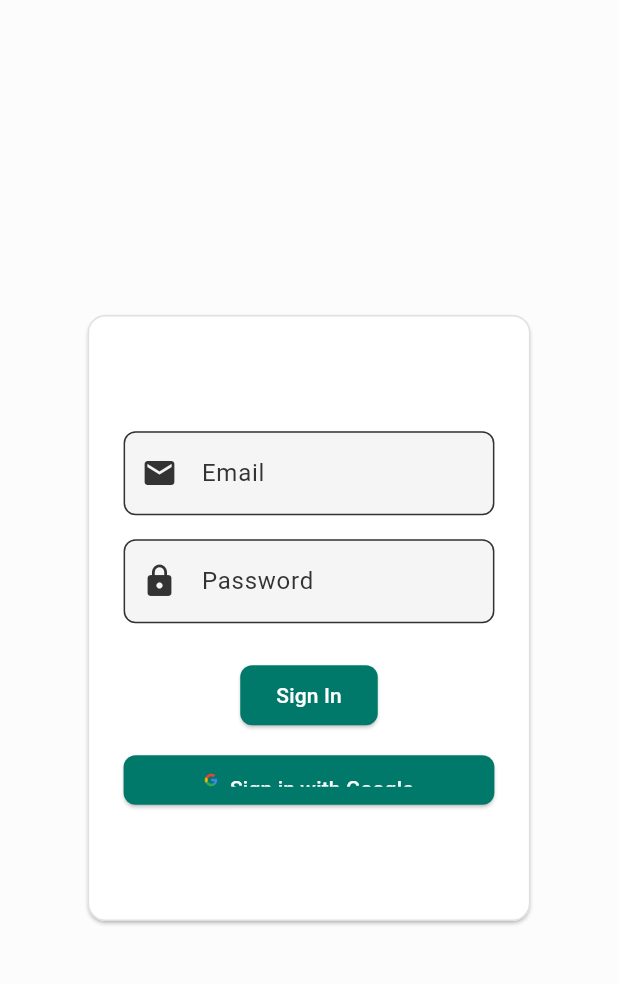
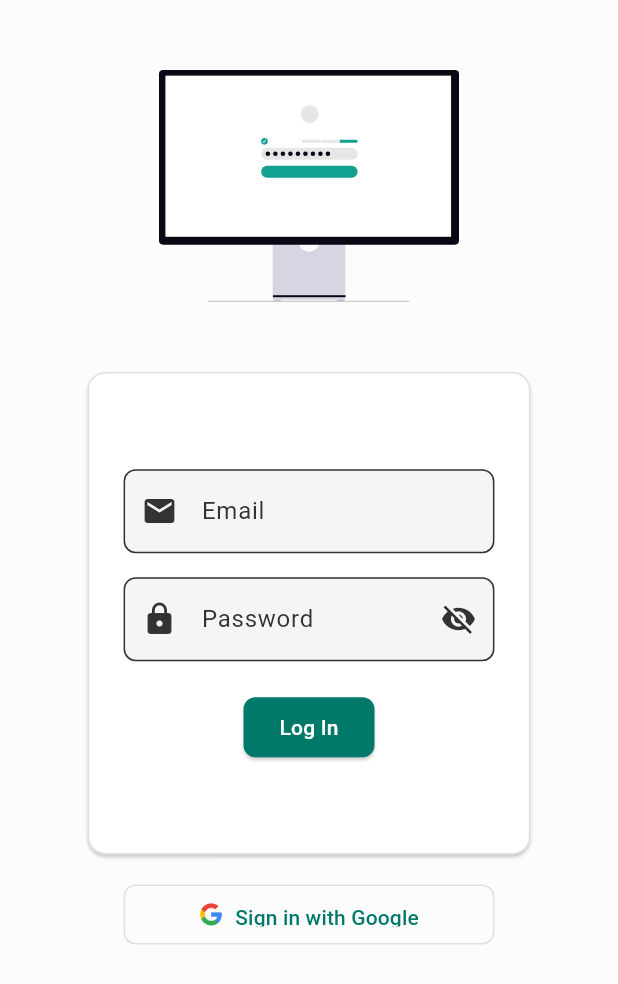
Before and after one commit to divyamD13/docu_sync, a Flutter app: the screen it shows after launch, on a phone screen of 412 x 824 dp. Shown: the top 984 px of the screen. Run offline on Flutter 3.47's test engine with Material 3 defaults, Android fonts, the light colour scheme and no system bars; our stand-ins replace flutter_svg.

Commit message:
login page ui completed

```diff
--- a/lib/constants/theme.dart
+++ b/lib/constants/theme.dart
@@ -137,6 +137,7 @@ class AppTheme {
     outlinedButtonTheme: OutlinedButtonThemeData(
       style: OutlinedButton.styleFrom(
         foregroundColor: AppColors.primary,
+        backgroundColor: AppColors.white,
         side: BorderSide(color: Colors.grey.shade800),
         shape: RoundedRectangleBorder(borderRadius: BorderRadius.circular(8)),
       ),
--- a/lib/screens/login_screen.dart
+++ b/lib/screens/login_screen.dart
@@ -1,6 +1,7 @@
 import 'package:docu_sync/constants/colors.dart';
 import 'package:flutter/foundation.dart';
 import 'package:flutter/material.dart';
+import 'package:flutter_svg/svg.dart';
 
 class LoginScreen extends StatefulWidget {
   const LoginScreen({Key? key}) : super(key: key);
@@ -13,8 +14,9 @@ class _LoginScreenState extends State<LoginScreen> {
   final _formKey = GlobalKey<FormState>();
   final TextEditingController emailController = TextEditingController();
   final TextEditingController passwordController = TextEditingController();
-  late final double webWidth=MediaQuery.of(context).size.width * 0.3;
-  late final double mobileWidth=MediaQuery.of(context).size.width * 0.6;
+  late final double webWidth = MediaQuery.of(context).size.width * 0.3;
+  late final double mobileWidth = MediaQuery.of(context).size.width * 0.6;
+  bool _obscurePassword = true;
 
   void _signInWithEmailPassword() {
     if (_formKey.currentState!.validate()) {
@@ -32,11 +34,20 @@ class _LoginScreenState extends State<LoginScreen> {
   Widget build(BuildContext context) {
     return Scaffold(
       body: Center(
-        child: SizedBox(
-          height: MediaQuery
-            .of(context)
-            .size
-            .height * 0.5,
+        child: Padding(
+          padding: const EdgeInsets.all(24.0),
+          child: Column(
+            crossAxisAlignment: CrossAxisAlignment.center,
+            children: [
+              SvgPicture.asset(
+                'assets/images/log_in.svg',
+                height: 200,
+                width: 200,
+              ),
+
+              const SizedBox(height: 20),
+              SizedBox(
+                height: MediaQuery.of(context).size.height * 0.4,
                 child: Card(
                   child: Padding(
                     padding: const EdgeInsets.fromLTRB(24.0, 0.0, 24.0, 0.0),
@@ -53,7 +64,9 @@ class _LoginScreenState extends State<LoginScreen> {
                                 hintText: "Email",
                                 prefixIcon: Icon(Icons.email),
                                 border: OutlineInputBorder(
-                            borderRadius: BorderRadius.all(Radius.circular(8.0)),
+                                  borderRadius: BorderRadius.all(
+                                    Radius.circular(8.0),
+                                  ),
                                 ),
                               ),
                               keyboardType: TextInputType.emailAddress,
@@ -61,7 +74,9 @@ class _LoginScreenState extends State<LoginScreen> {
                                 if (value == null || value.trim().isEmpty) {
                                   return 'Email is required';
                                 }
-                          final emailRegex = RegExp(r'^[^@]+@[^@]+\.[^@]+');
+                                final emailRegex = RegExp(
+                                  r'^[^@]+@[^@]+\.[^@]+',
+                                );
                                 if (!emailRegex.hasMatch(value.trim())) {
                                   return 'Enter a valid email';
                                 }
@@ -71,14 +86,29 @@ class _LoginScreenState extends State<LoginScreen> {
                             const SizedBox(height: 16),
                             TextFormField(
                               controller: passwordController,
-                        decoration: const InputDecoration(
+                              decoration: InputDecoration(
                                 hintText: "Password",
                                 prefixIcon: Icon(Icons.lock),
-                          border: OutlineInputBorder(
-                            borderRadius: BorderRadius.all(Radius.circular(8.0)),
+                                suffixIcon: IconButton(
+                                  onPressed: () {
+                                    setState(() {
+                                      _obscurePassword = !_obscurePassword;
+                                    });
+                                  },
+                                  icon: Icon(
+                                    _obscurePassword
+                                        ? Icons.visibility_off
+                                        : Icons.visibility,
                                   ),
                                 ),
-                        obscureText: true,
+                                border: OutlineInputBorder(
+                                  borderRadius: BorderRadius.all(
+                                    Radius.circular(8.0),
+                                  ),
+                                ),
+                              ),
+                              obscureText: _obscurePassword,
+                              keyboardType: TextInputType.visiblePassword,
                               validator: (value) {
                                 if (value == null || value.trim().isEmpty) {
                                   return 'Password is required';
@@ -90,21 +120,27 @@ class _LoginScreenState extends State<LoginScreen> {
                               },
                             ),
                             const SizedBox(height: 24),
-                      ElevatedButton(
+                            Container(
+                              height: 40,
+                              child: ElevatedButton(
                                 onPressed: _signInWithEmailPassword,
-                          child: const Text("Sign In"),
+                                child: const Text("Log In"),
                               ),
-
+                            ),
+                          ],
+                        ),
+                      ),
+                    ),
+                  ),
+                ),
+              ),
               const SizedBox(height: 16),
               Container(
-                        height: 33,
-                        width: kIsWeb ? webWidth*0.7 : mobileWidth,
-                         child: ElevatedButton.icon(
+                height: 40,
+                width: kIsWeb ? webWidth * 0.7 : mobileWidth,
+                child: OutlinedButton.icon(
                   onPressed: _signInWithGoogle,
-                            icon: Image.asset(
-                              'assets/images/g-logo.png',
-                              height: 30,
-                            ),
+                  icon: Image.asset('assets/images/g-logo.png', height: 30),
                   label: const Text("Sign in with Google"),
                   style: ElevatedButton.styleFrom(
                     padding: const EdgeInsets.symmetric(vertical: 12.0),
@@ -118,10 +154,6 @@ class _LoginScreenState extends State<LoginScreen> {
           ),
         ),
       ),
-            ),
-          ),
-        ),
-      ),
     );
   }
 }
--- a/pubspec.yaml
+++ b/pubspec.yaml
@@ -35,6 +35,7 @@ dependencies:
   # Use with the CupertinoIcons class for iOS style icons.
   cupertino_icons: ^1.0.8
   google_sign_in: ^7.1.1
+  flutter_svg: ^2.2.0
 
 dev_dependencies:
   flutter_test:
@@ -60,7 +61,7 @@ flutter:
 
   # To add assets to your application, add an assets section, like this:
   assets:
-    - assets/images/g-logo.png
+    - assets/images/
 
   # An image asset can refer to one or more resolution-specific "variants", see
   # https://flutter.dev/to/resolution-aware-images
```
Also changed, not shown: assets/images/forgot_password.svg (added), assets/images/log_in.svg (added), assets/images/sign_up.svg (added), pubspec.lock. Lines whose indentation alone changed are shown as unchanged.
